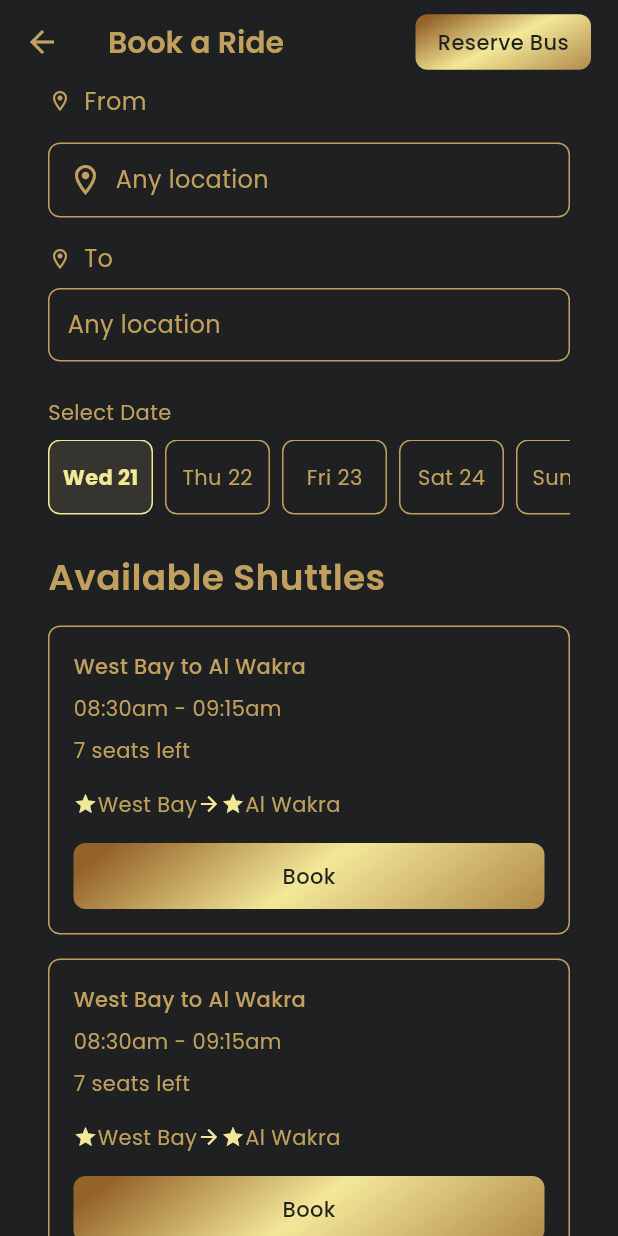
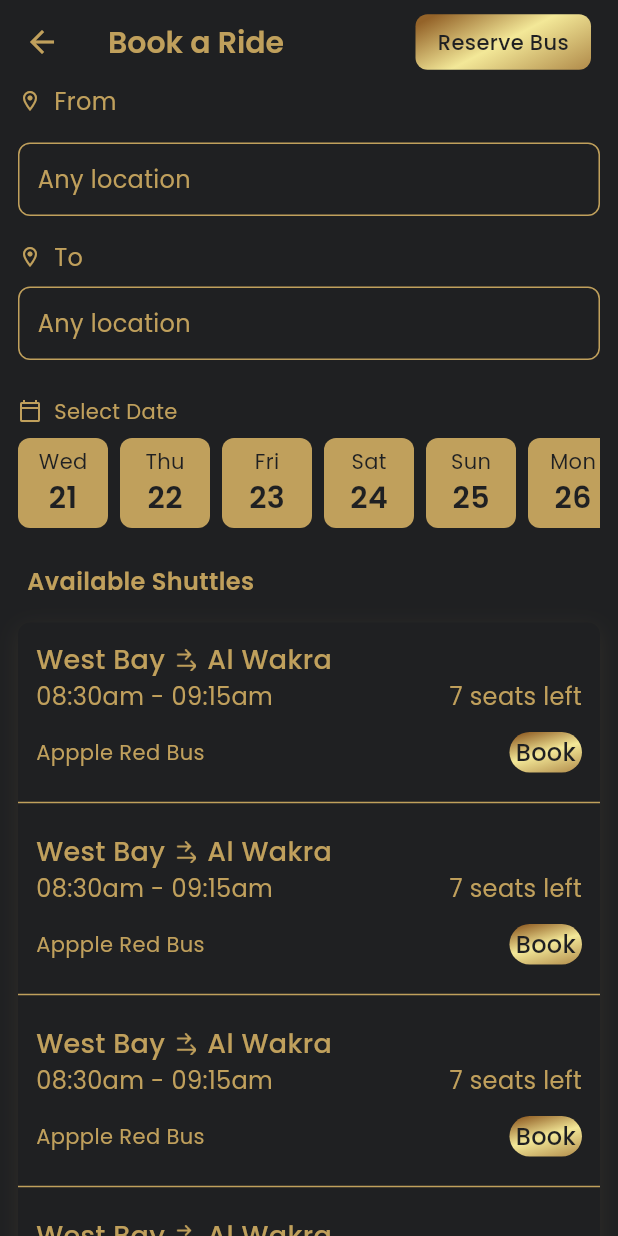
Before and after one commit to FSDTeam-SAA/flutter_exodus_qa-FO1D2940D043-, a Flutter app: the BookARideScreen screen opened by its route, on a phone screen of 412 x 824 dp. Run offline on Flutter 3.47's test engine with Material 3 defaults, Android fonts, the phone set to English and light mode, and no system bars; our stand-ins replace cached_network_image, dio, flutter_secure_storage, get_it, hive, hive_flutter and 1 more; accounts and stored records are empty.

Commit message:
Book a Ride screen UI

```diff
--- a/lib/core/utils/date_utils.dart
+++ b/lib/core/utils/date_utils.dart
@@ -4,23 +4,33 @@ class DateUtilsForThirtyDays {
   /// Gets the current date
   static DateTime get now => DateTime.now();
 
-  /// Formats a date as 'EEE d' (e.g., 'Mon 28')
-  static String formatDayMonth(DateTime date) {
-    return DateFormat('EEE d').format(date);
+  /// Formats a date into day and date components
+  static Map<String, String> formatDayMonth(DateTime date) {
+    return {
+      'day': DateFormat('EEE').format(date), // e.g. "Mon"
+      'date': DateFormat('d').format(date), // e.g. "28"
+    };
   }
 
   /// Gets the next [daysCount] days starting from [startDate]
   /// If [startDate] is not provided, uses current date
   static List<DateTime> getNextDays({int daysCount = 30, DateTime? startDate}) {
     final start = startDate ?? now;
-    return List.generate(daysCount, (index) => start.add(Duration(days: index)));
+    return List.generate(
+      daysCount,
+      (index) => start.add(Duration(days: index)),
+    );
   }
 
   /// Gets formatted next days as strings (e.g., ['Mon 28', 'Tue 29', ...])
-  static List<String> getFormattedNextDays({int daysCount = 30, DateTime? startDate}) {
-    return getNextDays(daysCount: daysCount, startDate: startDate)
-        .map(formatDayMonth)
-        .toList();
+  static List<Map<String, String>> getFormattedNextDays({
+    int daysCount = 30,
+    DateTime? startDate,
+  }) {
+    return getNextDays(
+      daysCount: daysCount,
+      startDate: startDate,
+    ).map(formatDayMonth).toList();
   }
 
   /// Checks if two dates are the same day (ignores time)
--- a/lib/presentation/screens/book_a_ride/screens/book_a_ride.dart
+++ b/lib/presentation/screens/book_a_ride/screens/book_a_ride.dart
@@ -1,9 +1,14 @@
-import 'package:exodus/core/constants/app/app_colors.dart';
-import 'package:exodus/core/constants/app/app_gap.dart';
-import 'package:exodus/core/theme/text_style.dart';
+import 'package:exodus/presentation/widgets/build_title.dart';
 import 'package:flutter/material.dart';
+
+import '../../../../core/constants/app/app_colors.dart';
+import '../../../../core/constants/app/app_gap.dart';
+import '../../../../core/constants/app/app_sizes.dart';
+import '../../../../core/theme/text_style.dart';
 import '../../../../core/utils/date_utils.dart';
+import '../../../theme/app_styles.dart';
 import '../../../widgets/app_scaffold.dart';
+import '../../../widgets/arrow_icon_widget.dart';
 
 class BookARideScreen extends StatelessWidget {
   const BookARideScreen({super.key});
@@ -11,9 +16,11 @@ class BookARideScreen extends StatelessWidget {
   @override
   Widget build(BuildContext context) {
     return AppScaffold(
+      removePadding: true,
       appBar: AppBar(
         title: Text("Book a Ride", style: AppText.h2),
         actions: [
+          /// [Reserve Bus] button
           Container(
             width: 117,
             height: 37,
@@ -33,31 +40,27 @@ class BookARideScreen extends StatelessWidget {
           Gap.w18,
         ],
       ),
-      body: SingleChildScrollView(
-        child: Padding(
-          padding: const EdgeInsets.symmetric(horizontal: 14),
-          child: Column(
-            crossAxisAlignment: CrossAxisAlignment.start,
+      body: ListView(
+        physics: const BouncingScrollPhysics(),
         children: [
           _locationSelect(),
           Gap.h24,
           _dateSelect(),
           Gap.h24,
-              Text("Available Shuttles", style: AppText.h1),
+          TitleTextWidget(title: "Available Shuttles"),
           Gap.h16,
           _availableShuttles(),
 
           Gap.bottomAppBarGap,
         ],
       ),
-        ),
-      ),
-      // bottomNavigationBar: _buildBottomNavBar(),
     );
   }
 
   Widget _locationSelect() {
-    return Column(
+    return Padding(
+      padding: AppSizes.paddingHorizontalMedium,
+      child: Column(
         crossAxisAlignment: CrossAxisAlignment.start,
         children: [
           Row(
@@ -80,8 +83,8 @@ class BookARideScreen extends StatelessWidget {
             ),
             child: Row(
               children: [
-              Icon(Icons.location_on_outlined, color: AppColors.secondary),
-              Gap.w8,
+                // Icon(Icons.location_on_outlined, color: AppColors.secondary),
+                // Gap.w8,
                 Text("Any location", style: AppText.bodyRegular),
               ],
             ),
@@ -110,19 +113,32 @@ class BookARideScreen extends StatelessWidget {
             ),
           ),
         ],
+      ),
     );
   }
 
   Widget _dateSelect() {
     final dates = DateUtilsForThirtyDays.getFormattedNextDays();
 
-    return Column(
+    return Padding(
+      padding: AppSizes.paddingHorizontalMedium,
+      child: Column(
         crossAxisAlignment: CrossAxisAlignment.start,
         children: [
+          Row(
+            children: [
+              Icon(
+                Icons.calendar_today_outlined,
+                size: 16,
+                color: AppColors.secondary,
+              ),
+              Gap.w8,
               Text("Select Date", style: AppText.smallRegular),
+            ],
+          ),
           Gap.h8,
           SizedBox(
-          height: 50,
+            height: 60,
             child: ListView.separated(
               scrollDirection: Axis.horizontal,
               itemCount: dates.length,
@@ -130,21 +146,30 @@ class BookARideScreen extends StatelessWidget {
               itemBuilder: (context, index) {
                 final isToday = index == 0;
                 return Container(
-                width: 70,
+                  width: 60,
                   decoration: BoxDecoration(
-                  border: Border.all(
-                    color: isToday ? AppColors.primary : AppColors.secondary,
-                  ),
                     borderRadius: BorderRadius.circular(8),
-                  color: isToday ? AppColors.primary.withOpacity(0.1) : null,
+                    color: isToday ? AppColors.secondary : AppColors.secondary,
                   ),
                   child: Center(
-                  child: Text(
-                    dates[index],
+                    child: Column(
+                      mainAxisAlignment: MainAxisAlignment.center,
+                      children: [
+                        Text(
+                          dates[index]['day']!,
+
                           style: AppText.smallRegular.copyWith(
-                      color: isToday ? AppColors.primary : null,
-                      fontWeight: isToday ? FontWeight.bold : null,
+                            color: AppColors.background,
                           ),
+                        ),
+                        Text(
+                          dates[index]['date']!,
+
+                          style: AppText.h2.copyWith(
+                            color: AppColors.background,
+                          ),
+                        ),
+                      ],
                     ),
                   ),
                 );
@@ -152,87 +177,193 @@ class BookARideScreen extends StatelessWidget {
             ),
           ),
         ],
+      ),
     );
   }
 
   Widget _availableShuttles() {
-    return ListView.separated(
-      physics: NeverScrollableScrollPhysics(),
-      shrinkWrap: true,
-      itemCount: 4,
-      separatorBuilder: (context, index) => Gap.h16,
-      itemBuilder: (context, index) {
-        return Container(
-          decoration: BoxDecoration(
-            border: Border.all(color: AppColors.secondary),
-            borderRadius: BorderRadius.circular(8),
-          ),
-          child: Padding(
-            padding: const EdgeInsets.all(16),
+    final rides = List.generate(
+      4,
+      (index) => {
+        'route': 'West Bay to Al Wakra',
+        'time': '08:30am - 09:15am',
+        'seats': '7 seats left',
+      },
+    );
+
+    return Padding(
+      padding: AppSizes.paddingHorizontalMedium,
+      child: Container(
+        decoration: AppDecorations.card,
+
+        child: Column(
+          children:
+              rides.asMap().entries.map((entry) {
+                final index = entry.key;
+                final ride = entry.value;
+                final isLastItem = index == rides.length - 1;
+
+                return Column(
+                  children: [
+                    Padding(
+                      padding: AppSizes.paddingAllMedium,
+                      child: Row(
+                        children: [
+                          Expanded(
                             child: Column(
                               crossAxisAlignment: CrossAxisAlignment.start,
                               children: [
-                Text("West Bay to Al Wakra", style: AppText.smallMedium),
-                Gap.h8,
-                Text("08:30am - 09:15am", style: AppText.smallRegular),
-                Gap.h8,
-                Text("7 seats left", style: AppText.smallRegular),
-                Gap.h16,
-                Row(
+                                /// [Soure] to [Destination] Ticket
+                                Wrap(
+                                  crossAxisAlignment: WrapCrossAlignment.center,
+                                  spacing: 4, // Equivalent to Gap.w4
+                                  runSpacing:
+                                      4, // Optional vertical spacing between lines
                                   children: [
-                    Icon(Icons.star, color: AppColors.primary, size: 16),
-                    Text("West Bay", style: AppText.smallRegular),
-                    Icon(
-                      Icons.arrow_forward,
-                      color: AppColors.primary,
-                      size: 16,
-                    ),
-                    Icon(Icons.star, color: AppColors.primary, size: 16),
-                    Text("Al Wakra", style: AppText.smallRegular),
+                                    Text("West Bay", style: AppText.h3),
+                                    ArrowIcon(),
+                                    Text("Al Wakra", style: AppText.h3),
                                   ],
                                 ),
-                Gap.h16,
-                Container(
-                  width: double.infinity,
-                  padding: const EdgeInsets.symmetric(vertical: 12),
-                  decoration: BoxDecoration(
-                    gradient: AppColors.primaryGradient,
-                    borderRadius: BorderRadius.circular(8),
-                  ),
-                  child: Center(
-                    child: Text(
-                      "Book",
-                      style: AppText.smallMedium.copyWith(
-                        color: AppColors.background,
+
+                                Row(
+                                  mainAxisAlignment:
+                                      MainAxisAlignment.spaceBetween,
+                                  children: [
+                                    Text(
+                                      ride['time']!,
+                                      style: const TextStyle(
+                                        color: AppColors.secondary,
                                       ),
                                     ),
+                                    Text(
+                                      ride['seats']!,
+                                      style: const TextStyle(
+                                        color: AppColors.secondary,
+                                      ),
+                                    ),
+                                  ],
+                                ),
+
+                                Gap.h12,
+
+                                /// [Bus Name] Shuttle
+                                Row(
+                                  mainAxisAlignment:
+                                      MainAxisAlignment.spaceBetween,
+                                  children: [
+                                    Text(
+                                      "Appple Red Bus",
+                                      style: AppText.smallRegular,
+                                    ),
+                                    _goldButton("Book"),
+                                  ],
+                                ),
+                              ],
                             ),
                           ),
                         ],
                       ),
                     ),
+                    if (!isLastItem) // Only add divider if not the last item
+                      Divider(
+                        color: AppColors.secondary,
+                        height: 16, // Adjust height as needed
+                        thickness: 1,
+                      ),
+                  ],
                 );
-      },
-    );
-  }
-
-  Widget _buildBottomNavBar() {
-    return BottomAppBar(
-      child: SizedBox(
-        height: 60,
-        child: Row(
-          mainAxisAlignment: MainAxisAlignment.spaceAround,
-          children: [
-            IconButton(icon: Icon(Icons.home), onPressed: () {}),
-            IconButton(
-              icon: Icon(Icons.directions_bus, color: AppColors.primary),
-              onPressed: () {},
-            ),
-            IconButton(icon: Icon(Icons.subscriptions), onPressed: () {}),
-            IconButton(icon: Icon(Icons.person), onPressed: () {}),
-          ],
+              }).toList(),
         ),
       ),
     );
   }
+
+  // Widget _availableShuttles() {
+  //   return ListView.separated(
+  //     physics: NeverScrollableScrollPhysics(),
+  //     shrinkWrap: true,
+  //     itemCount: 4,
+  //     separatorBuilder: (context, index) => Gap.h16,
+  //     itemBuilder: (context, index) {
+  //       return Container(
+  //         decoration: BoxDecoration(
+  //           border: Border.all(color: AppColors.secondary),
+  //           borderRadius: BorderRadius.circular(8),
+  //         ),
+  //         child: Padding(
+  //           padding: const EdgeInsets.all(16),
+  //           child: Column(
+  //             crossAxisAlignment: CrossAxisAlignment.start,
+  //             children: [
+  //               Text("West Bay to Al Wakra", style: AppText.smallMedium),
+  //               Gap.h8,
+  //               Text("08:30am - 09:15am", style: AppText.smallRegular),
+  //               Gap.h8,
+  //               Text("7 seats left", style: AppText.smallRegular),
+  //               Gap.h16,
+
+  //               /// [Source] to [Destination] Shuttle
+  //               Row(
+  //                 mainAxisAlignment: MainAxisAlignment.spaceBetween,
+  //                 children: [
+  //                   Row(
+  //                     children: [
+  //                       Text("West Bay", style: AppText.smallRegular),
+  //                       Icon(
+  //                         Icons.arrow_forward,
+  //                         color: AppColors.primary,
+  //                         size: 16,
+  //                       ),
+  //                       Text("Al Wakra", style: AppText.smallRegular),
+  //                     ],
+  //                   ),
+
+  //                   _goldButton("Book"),
+  //                 ],
+  //               ),
+  //             ],
+  //           ),
+  //         ),
+  //       );
+  //     },
+  //   );
+  // }
+
+  Widget _goldButton(String text) {
+    return Container(
+      height: 27,
+      padding: AppSizes.paddingHorizontalTiny,
+      decoration: BoxDecoration(
+        borderRadius: BorderRadius.circular(32),
+        gradient: AppColors.primaryGradient,
+      ),
+      child: Center(
+        child: Text(
+          text,
+          style: AppText.bodyMedium.copyWith(color: AppColors.background),
+        ),
+      ),
+    );
   }
+
+  // Widget _buildBottomNavBar() {
+  //   return BottomAppBar(
+  //     child: SizedBox(
+  //       height: 60,
+  //       child: Row(
+  //         mainAxisAlignment: MainAxisAlignment.spaceAround,
+  //         children: [
+  //           IconButton(icon: Icon(Icons.home), onPressed: () {}),
+  //           IconButton(
+  //             icon: Icon(Icons.directions_bus, color: AppColors.primary),
+  //             onPressed: () {},
+  //           ),
+  //           IconButton(icon: Icon(Icons.subscriptions), onPressed: () {}),
+  //           IconButton(icon: Icon(Icons.person), onPressed: () {}),
+  //         ],
+  //       ),
+  //     ),
+  //   );
+  // }
+}
--- /dev/null
+++ b/lib/presentation/widgets/arrow_icon_widget.dart
@@ -0,0 +1,24 @@
+import 'package:flutter/material.dart';
+
+class ArrowIcon extends StatelessWidget {
+  final Color? color;
+  final double height;
+  final double width;
+
+  const ArrowIcon({
+    super.key,
+    this.color,
+    this.height = 15,
+    this.width = 20,
+  });
+
+  @override
+  Widget build(BuildContext context) {
+    return Image.asset(
+      "assets/icons/from_to.png",
+      color: color,
+      height: height,
+      width: width,
+    );
+  }
+}
--- /dev/null
+++ b/lib/presentation/widgets/build_title.dart
@@ -0,0 +1,19 @@
+import 'package:flutter/material.dart';
+
+import '../../core/constants/app/app_sizes.dart';
+import '../../core/theme/text_style.dart';
+
+class TitleTextWidget extends StatelessWidget {
+  final String title;
+  final bool usePadding;
+
+  const TitleTextWidget({super.key, required this.title, this.usePadding = true});
+
+  @override
+  Widget build(BuildContext context) {
+    return Padding(
+      padding: usePadding ? AppSizes.paddingHorizontalExtraMedium : EdgeInsets.zero,
+      child: Text(title, style: AppText.bodySemiBold),
+    );
+  }
+}
```
Also changed, not shown: lib/core/network/api_client.dart (+72 -15 lines), lib/core/network/interceptor/token_refresh_interceptor.dart (added, +55 -0 lines), lib/presentation/screens/home/screens/home_screen.dart (+31 -17 lines), assets/icons/from_to.png (added), lib/core/constants/app/app_colors.dart (line endings or trailing spaces). Lines whose indentation alone changed are shown as unchanged.
